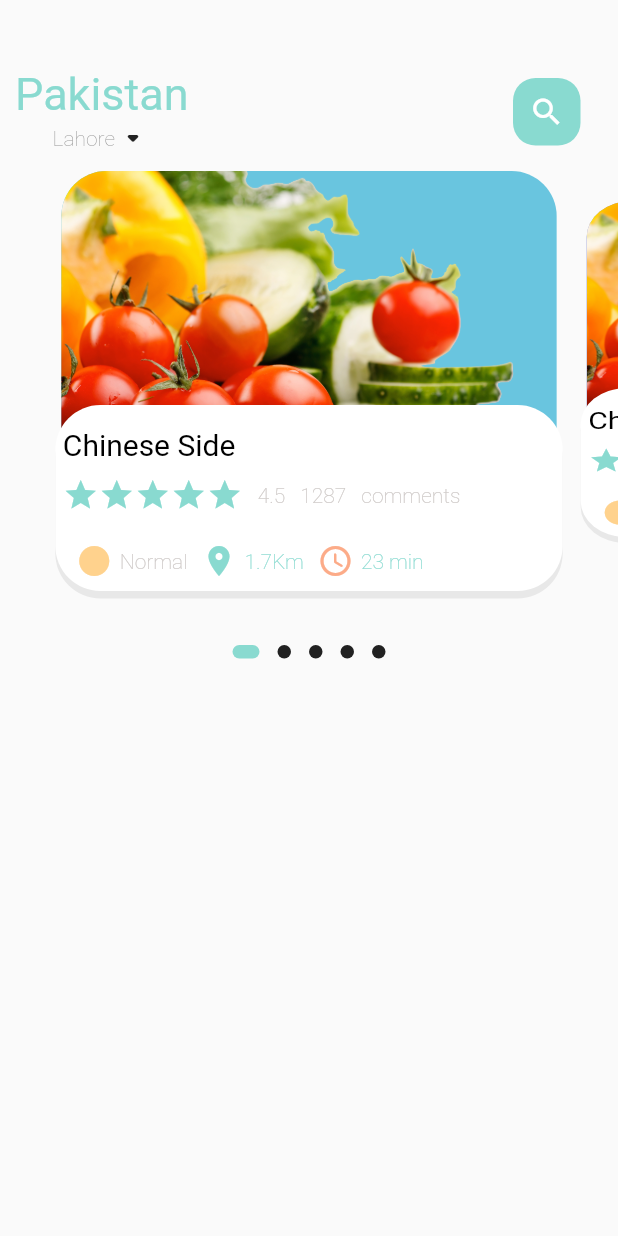
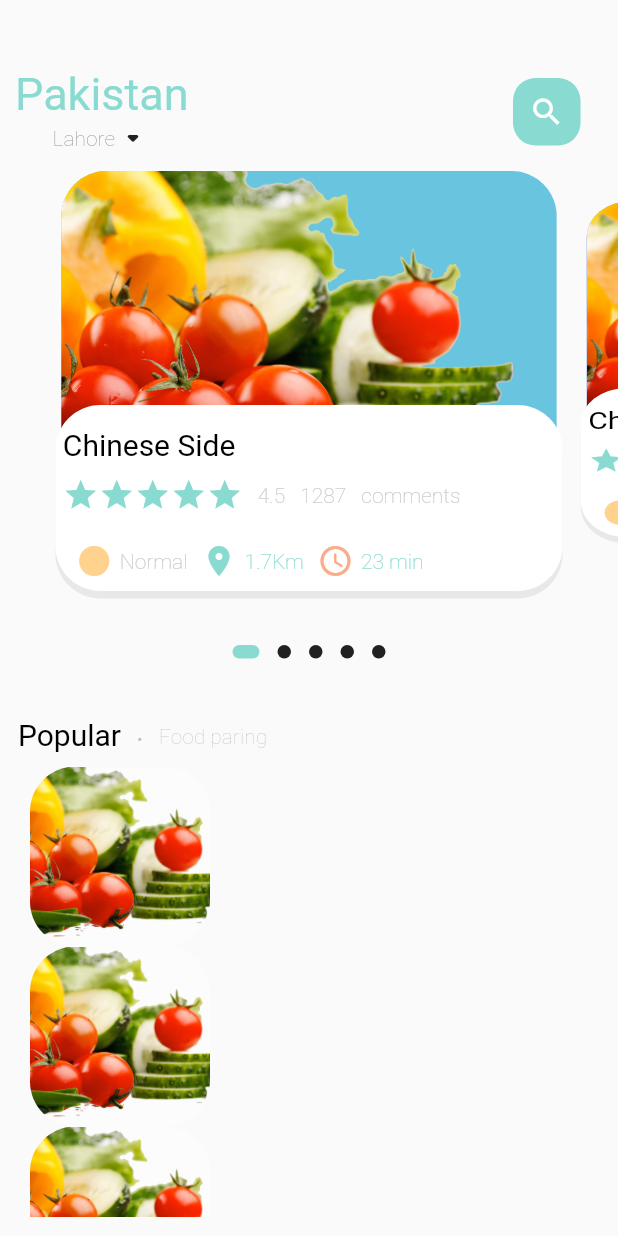
Before and after one commit to fwdAndroid/online-fooddelivery, a Flutter app: the screen it shows after launch, on a phone screen of 412 x 824 dp. Run offline on Flutter 3.47's test engine with Material 2 defaults, Android fonts, the phone set to English and light mode, and no system bars; drawn by our look-alikes of dots_indicator.

Commit message:
Apply ListView.builder

```diff
--- a/lib/home/food_page_body.dart
+++ b/lib/home/food_page_body.dart
@@ -58,7 +58,57 @@ class _FoodPageBodyState extends State<FoodPageBody> {
               activeSize: Size(18, 9),
               activeShape: RoundedRectangleBorder(
                   borderRadius: BorderRadius.circular(20))),
-        )
+        ),
+        SizedBox(height: 30,),
+        Container(
+          margin: EdgeInsets.only(left: 12),
+          child: Row(
+            crossAxisAlignment: CrossAxisAlignment.end,
+            children: [
+              BigText(text: 'Popular'),
+              SizedBox(width: 10,),
+              Container(
+                margin: EdgeInsets.only(bottom: 3),
+                child: BigText(text: '.',color: Colors.black26,),
+              ),
+              SizedBox(width: 10,),
+              Container(
+                margin: EdgeInsets.only(bottom: 2),
+                child: SmallText(text: 'Food paring',color: Colors.black26,),
+              ),
+            ],
+          ),
+        ),
+        ///List of Food
+         Container(
+           margin: EdgeInsets.only(top: 10),
+           height: 300,
+           child: ListView.builder(
+             physics: AlwaysScrollableScrollPhysics(),
+             shrinkWrap: true,
+                itemCount: 10,
+                itemBuilder: (context,index){
+                return Container(
+                  margin: EdgeInsets.only(left: 20,right: 20),
+                  child: Row(
+                    children: [
+                      Container(
+                        width: 120 ,
+                        height: 120,
+                        decoration: BoxDecoration(
+                          color: Colors.white38,
+                        image: DecorationImage(
+                            fit: BoxFit.cover, image: AssetImage('assets/food.png')),
+                        borderRadius: BorderRadius.circular(30),
+
+                        ),),
+                    ],
+                  ),
+                );
+                        }),
+         ),
+
+
       ],
     );
   }
```
